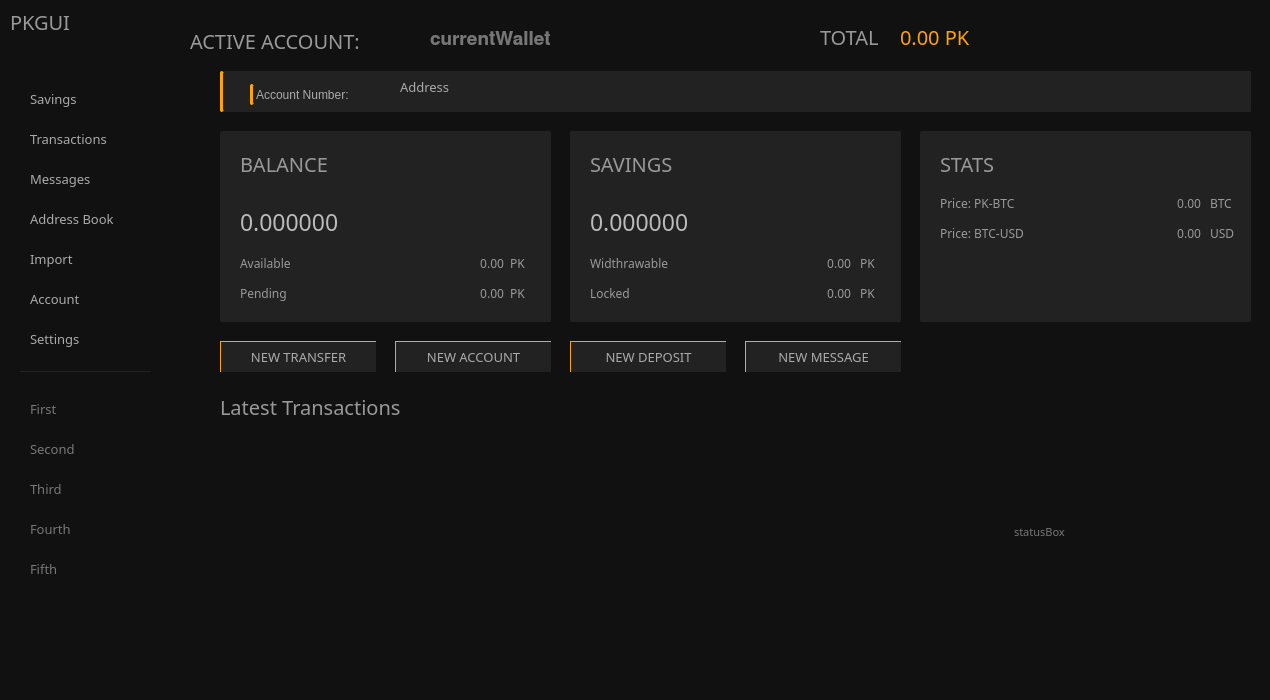
Before: the Qt Designer form src/gui/ui/overviewframe.ui in Pennykoin/PKGui, drawn with Qt 5.
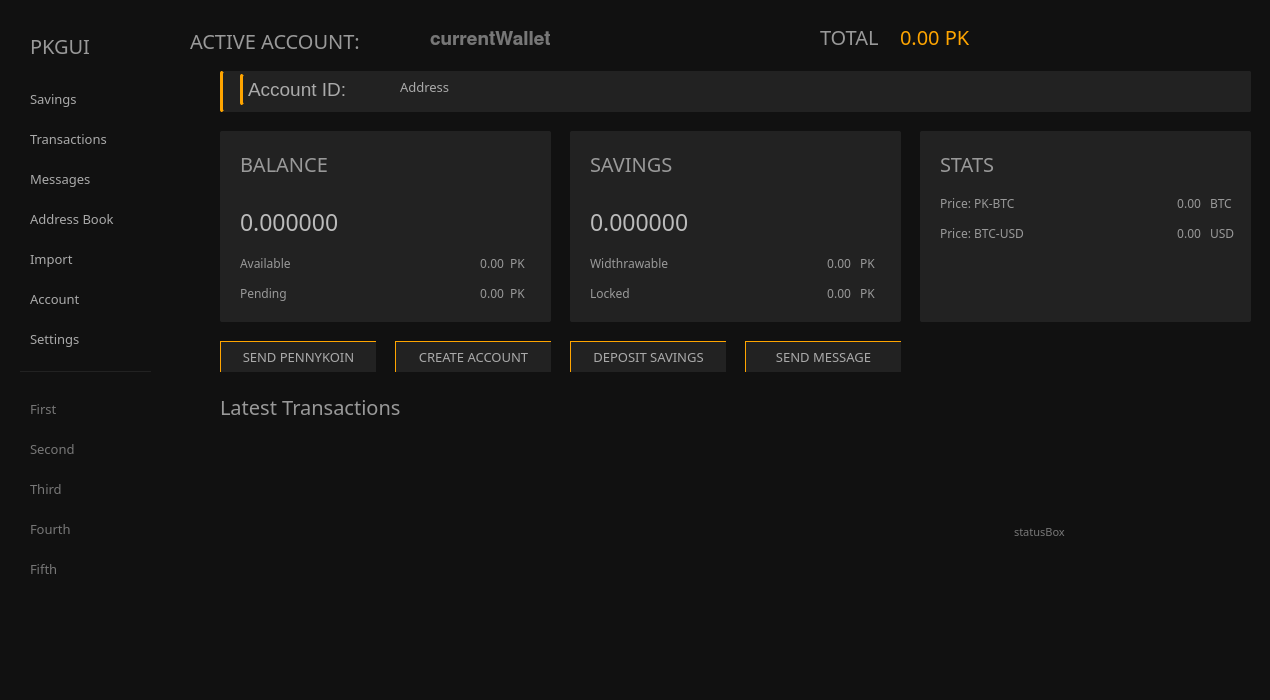
After: the same form once the commit is applied. Icons and pictures are not drawn.

Diff of the .ui file:
```diff
--- a/src/gui/ui/overviewframe.ui
+++ b/src/gui/ui/overviewframe.ui
@@ -181,6 +181,186 @@
         <height>701</height>
        </rect>
       </property>
+      <property name="palette">
+       <palette>
+        <active>
+         <colorrole role="WindowText">
+          <brush brushstyle="SolidPattern">
+           <color alpha="255">
+            <red>170</red>
+            <green>170</green>
+            <blue>170</blue>
+           </color>
+          </brush>
+         </colorrole>
+         <colorrole role="Button">
+          <brush brushstyle="SolidPattern">
+           <color alpha="255">
+            <red>17</red>
+            <green>17</green>
+            <blue>17</blue>
+           </color>
+          </brush>
+         </colorrole>
+         <colorrole role="Text">
+          <brush brushstyle="SolidPattern">
+           <color alpha="255">
+            <red>170</red>
+            <green>170</green>
+            <blue>170</blue>
+           </color>
+          </brush>
+         </colorrole>
+         <colorrole role="ButtonText">
+          <brush brushstyle="SolidPattern">
+           <color alpha="255">
+            <red>170</red>
+            <green>170</green>
+            <blue>170</blue>
+           </color>
+          </brush>
+         </colorrole>
+         <colorrole role="Base">
+          <brush brushstyle="SolidPattern">
+           <color alpha="255">
+            <red>17</red>
+            <green>17</green>
+            <blue>17</blue>
+           </color>
+          </brush>
+         </colorrole>
+         <colorrole role="Window">
+          <brush brushstyle="SolidPattern">
+           <color alpha="255">
+            <red>17</red>
+            <green>17</green>
+            <blue>17</blue>
+           </color>
+          </brush>
+         </colorrole>
+        </active>
+        <inactive>
+         <colorrole role="WindowText">
+          <brush brushstyle="SolidPattern">
+           <color alpha="255">
+            <red>170</red>
+            <green>170</green>
+            <blue>170</blue>
+           </color>
+          </brush>
+         </colorrole>
+         <colorrole role="Button">
+          <brush brushstyle="SolidPattern">
+           <color alpha="255">
+            <red>17</red>
+            <green>17</green>
+            <blue>17</blue>
+           </color>
+          </brush>
+         </colorrole>
+         <colorrole role="Text">
+          <brush brushstyle="SolidPattern">
+           <color alpha="255">
+            <red>170</red>
+            <green>170</green>
+            <blue>170</blue>
+           </color>
+          </brush>
+         </colorrole>
+         <colorrole role="ButtonText">
+          <brush brushstyle="SolidPattern">
+           <color alpha="255">
+            <red>170</red>
+            <green>170</green>
+            <blue>170</blue>
+           </color>
+          </brush>
+         </colorrole>
+         <colorrole role="Base">
+          <brush brushstyle="SolidPattern">
+           <color alpha="255">
+            <red>17</red>
+            <green>17</green>
+            <blue>17</blue>
+           </color>
+          </brush>
+         </colorrole>
+         <colorrole role="Window">
+          <brush brushstyle="SolidPattern">
+           <color alpha="255">
+            <red>17</red>
+            <green>17</green>
+            <blue>17</blue>
+           </color>
+          </brush>
+         </colorrole>
+        </inactive>
+        <disabled>
+         <colorrole role="WindowText">
+          <brush brushstyle="SolidPattern">
+           <color alpha="255">
+            <red>170</red>
+            <green>170</green>
+            <blue>170</blue>
+           </color>
+          </brush>
+         </colorrole>
+         <colorrole role="Button">
+          <brush brushstyle="SolidPattern">
+           <color alpha="255">
+            <red>17</red>
+            <green>17</green>
+            <blue>17</blue>
+           </color>
+          </brush>
+         </colorrole>
+         <colorrole role="Text">
+          <brush brushstyle="SolidPattern">
+           <color alpha="255">
+            <red>170</red>
+            <green>170</green>
+            <blue>170</blue>
+           </color>
+          </brush>
+         </colorrole>
+         <colorrole role="ButtonText">
+          <brush brushstyle="SolidPattern">
+           <color alpha="255">
+            <red>170</red>
+            <green>170</green>
+            <blue>170</blue>
+           </color>
+          </brush>
+         </colorrole>
+         <colorrole role="Base">
+          <brush brushstyle="SolidPattern">
+           <color alpha="255">
+            <red>17</red>
+            <green>17</green>
+            <blue>17</blue>
+           </color>
+          </brush>
+         </colorrole>
+         <colorrole role="Window">
+          <brush brushstyle="SolidPattern">
+           <color alpha="255">
+            <red>17</red>
+            <green>17</green>
+            <blue>17</blue>
+           </color>
+          </brush>
+         </colorrole>
+        </disabled>
+       </palette>
+      </property>
+      <property name="font">
+       <font>
+        <family>Padauk Book [PYRS]</family>
+        <pointsize>22</pointsize>
+        <weight>75</weight>
+        <bold>true</bold>
+       </font>
+      </property>
       <property name="styleSheet">
        <string notr="true">background-color: #111;</string>
       </property>
@@ -566,10 +746,10 @@
       <widget class="QLabel" name="m_myConcealWalletTitle_2">
        <property name="geometry">
         <rect>
-         <x>10</x>
-         <y>10</y>
-         <width>71</width>
-         <height>21</height>
+         <x>30</x>
+         <y>20</y>
+         <width>91</width>
+         <height>51</height>
         </rect>
        </property>
        <property name="font">
@@ -587,6 +767,9 @@
        <property name="text">
         <string>PKGUI</string>
        </property>
+       <property name="textFormat">
+        <enum>Qt::RichText</enum>
+       </property>
       </widget>
      </widget>
      <widget class="QGroupBox" name="fundsBox">
@@ -1335,14 +1518,19 @@
       <widget class="QLabel" name="label">
        <property name="geometry">
         <rect>
-         <x>30</x>
-         <y>13</y>
-         <width>121</width>
-         <height>21</height>
+         <x>20</x>
+         <y>3</y>
+         <width>131</width>
+         <height>31</height>
         </rect>
        </property>
+       <property name="font">
+        <font>
+         <pointsize>14</pointsize>
+        </font>
+       </property>
        <property name="text">
-        <string>Account Number:</string>
+        <string>Account ID:</string>
        </property>
       </widget>
      </widget>
@@ -1605,7 +1793,7 @@
 border-left: 1px solid orange</string>
       </property>
       <property name="text">
-       <string>NEW TRANSFER</string>
+       <string>SEND PENNYKOIN</string>
       </property>
      </widget>
      <widget class="QPushButton" name="m_newWalletButton">
@@ -1814,7 +2002,7 @@
 border-left: 1px solid orange</string>
       </property>
       <property name="text">
-       <string>NEW ACCOUNT</string>
+       <string>CREATE ACCOUNT</string>
       </property>
      </widget>
      <widget class="QPushButton" name="m_newDepositButton">
@@ -2023,7 +2211,7 @@
 border-left: 1px solid orange</string>
       </property>
       <property name="text">
-       <string>NEW DEPOSIT</string>
+       <string>DEPOSIT SAVINGS</string>
       </property>
      </widget>
      <widget class="QPushButton" name="m_newMessageButton">
@@ -2060,7 +2248,7 @@
 border-left: 1px solid orange</string>
       </property>
       <property name="text">
-       <string>NEW MESSAGE</string>
+       <string>SEND MESSAGE</string>
       </property>
      </widget>
      <widget class="QLabel" name="m_currentWalletTitle">
```
